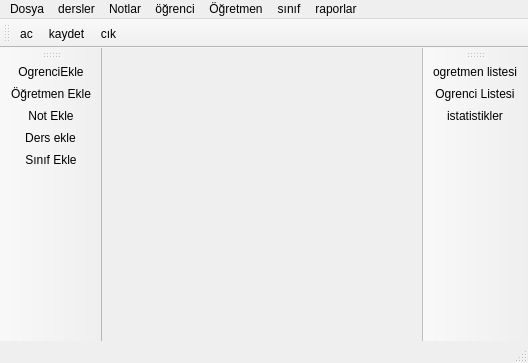
Above: Gorsel/ana_pencere.ui from sadededeoglu/okulprojesi before the change. Below: the same form after it.
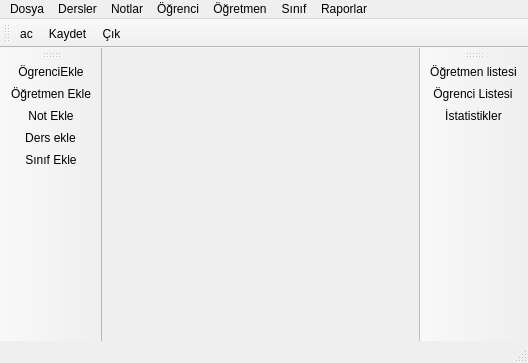
That is the form after the change. Icons and pictures are not drawn.

```diff
--- a/Gorsel/ana_pencere.ui
+++ b/Gorsel/ana_pencere.ui
@@ -44,7 +44,7 @@
    </widget>
    <widget class="QMenu" name="menudersler">
     <property name="title">
-     <string>dersler</string>
+     <string>Dersler</string>
     </property>
     <addaction name="actionDers_ekle"/>
    </widget>
@@ -56,7 +56,7 @@
    </widget>
    <widget class="QMenu" name="menu_renci">
     <property name="title">
-     <string>öğrenci</string>
+     <string>Öğrenci</string>
     </property>
     <addaction name="actionOgrenciEkle"/>
     <addaction name="actionOgrenci_Listesi"/>
@@ -70,13 +70,13 @@
    </widget>
    <widget class="QMenu" name="menus_n_f">
     <property name="title">
-     <string>sınıf</string>
+     <string>Sınıf</string>
     </property>
     <addaction name="actionsinifEkle"/>
    </widget>
    <widget class="QMenu" name="menuraporlar">
     <property name="title">
-     <string>raporlar</string>
+     <string>Raporlar</string>
     </property>
     <addaction name="actionistatistikler"/>
    </widget>
@@ -157,7 +157,7 @@
      <normaloff>../../simgeler/IconSet4/CD_add.png</normaloff>../../simgeler/IconSet4/CD_add.png</iconset>
    </property>
    <property name="text">
-    <string>kaydet</string>
+    <string>Kaydet</string>
    </property>
   </action>
   <action name="actioncik">
@@ -166,7 +166,7 @@
      <normaloff>:/resimler/cık.png</normaloff>:/resimler/cık.png</iconset>
    </property>
    <property name="text">
-    <string>cık</string>
+    <string>Çık</string>
    </property>
   </action>
   <action name="actionOgrenciEkle">
@@ -175,7 +175,7 @@
      <normaloff>:/resimler/resimler/resimler</normaloff>:/resimler/resimler/resimler</iconset>
    </property>
    <property name="text">
-    <string>OgrenciEkle</string>
+    <string>ÖgrenciEkle</string>
    </property>
   </action>
   <action name="actiondersEkle">
@@ -223,7 +223,7 @@
      <normaloff>../../simgeler/IconSet1/iconpool/table.png</normaloff>../../simgeler/IconSet1/iconpool/table.png</iconset>
    </property>
    <property name="text">
-    <string>ogretmen listesi</string>
+    <string>Öğretmen listesi</string>
    </property>
   </action>
   <action name="actionOgrenci_Listesi">
@@ -232,7 +232,7 @@
      <normaloff>../../simgeler/IconSet1/iconpool/table_merge_cells.png</normaloff>../../simgeler/IconSet1/iconpool/table_merge_cells.png</iconset>
    </property>
    <property name="text">
-    <string>Ogrenci Listesi</string>
+    <string>Ögrenci Listesi</string>
    </property>
   </action>
   <action name="actionsinif_listesi">
@@ -259,7 +259,7 @@
      <normaloff>:/resimler/resimler/3d bar chart.png</normaloff>:/resimler/resimler/3d bar chart.png</iconset>
    </property>
    <property name="text">
-    <string>istatistikler</string>
+    <string>İstatistikler</string>
    </property>
   </action>
  </widget>
```
